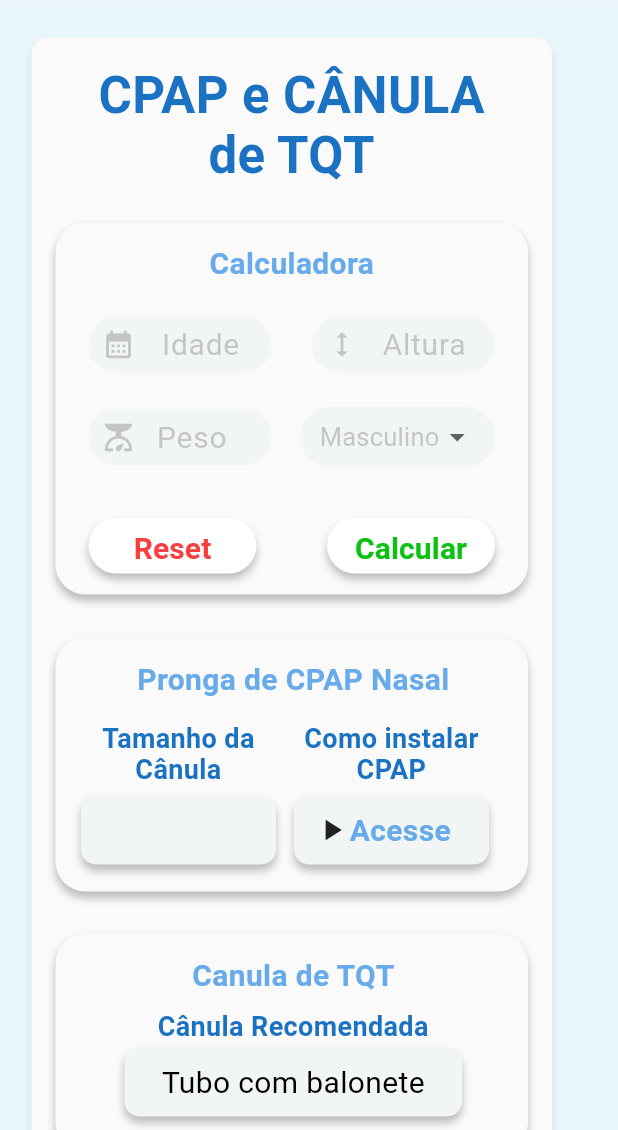
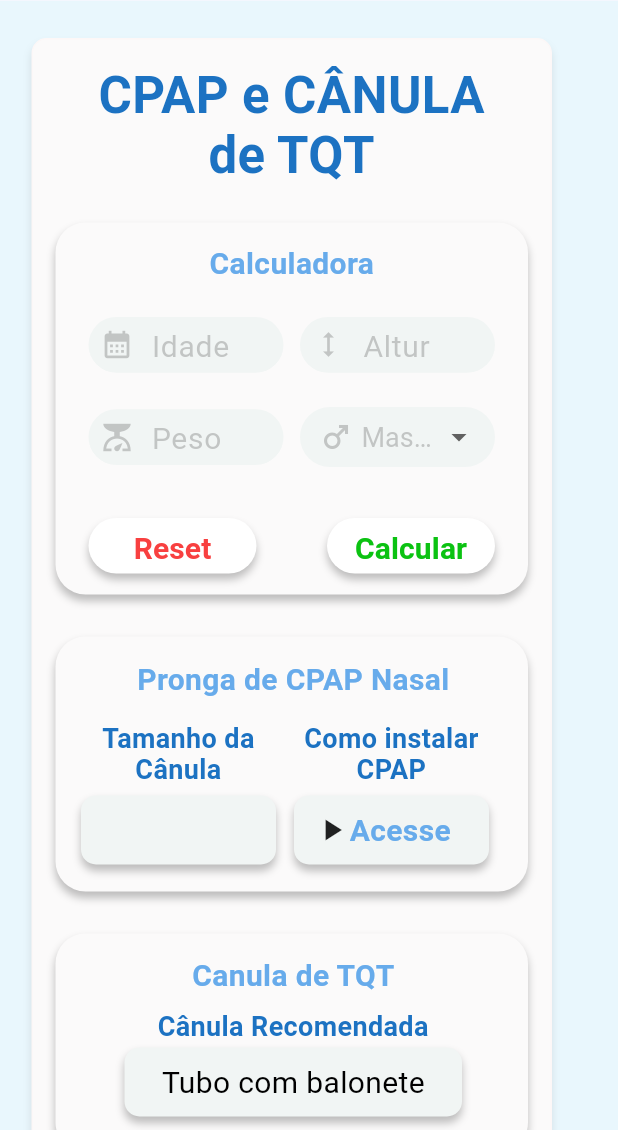
Before and after one commit to lucasvinicius73/airped, a Flutter app: the CpapTqtPage screen opened by its route, after a tap on "Reset", on a phone screen of 412 x 824 dp, the part 106-1236 px from its top. Run offline on Flutter 3.47's test engine with Material 3 defaults, Android fonts, the phone set to English and light mode, and no system bars; our stand-ins replace google_fonts.

Commit message:
ajustando calculadora

```diff
--- a/lib/app_widget.dart
+++ b/lib/app_widget.dart
@@ -2,6 +2,7 @@ import 'package:airped/about/about_page.dart';
 import 'package:airped/canula/canula_page.dart';
 import 'package:airped/cpap_tqt/cpap_tqt.dart';
 import 'package:airped/desconforto_resp/desconforto_resp.dart';
+import 'package:airped/desconforto_resp/desconforto_result_page.dart';
 import 'package:airped/home/home_page.dart';
 import 'package:airped/tot_pf/tot_pf.dart';
 import 'package:airped/volume/volume_corrente.dart';
@@ -37,6 +38,7 @@ class _MyAppState extends State<MyApp> {
         '/cpap_tqt_page': (context) => const CpapTqtPage(),
         '/canula_page': (context) => const CanulaPage(),
         '/desconforto_resp_page': (context) => const DesconfortoRespPage(),
+        '/desconforto_result_page': (context) => const DesconfortoResultPage(),
         '/about': (context) => const AboutPage(),
       },
     );
--- a/lib/calculadora/Widgets/custom_text_form.dart
+++ b/lib/calculadora/Widgets/custom_text_form.dart
@@ -17,18 +17,18 @@ class CustomTextFormCalculadora extends StatelessWidget {
   @override
   Widget build(BuildContext context) {
     return SizedBox(
-      width: 122,
+      width: 130,
       height: 37,
-      child: Center(
       child: TextFormField(
         keyboardType: TextInputType.number,
         controller: controller,
-          textAlign: TextAlign.center,
+        //textAlign: TextAlign.center,
+
         inputFormatters: [
           FilteringTextInputFormatter.digitsOnly,
         ],
         style: const TextStyle(
-            fontSize: 18,
+          fontSize: 20,
           fontFamily: 'Roboto',
           color: Color(0xFF7C7C7C),
           fontWeight: FontWeight.w400,
@@ -37,14 +37,18 @@ class CustomTextFormCalculadora extends StatelessWidget {
         decoration: InputDecoration(
           hintText: hintText,
           suffixText: suffixText,
-            contentPadding:
-                const EdgeInsets.symmetric(vertical: 1, horizontal: 12),
+          contentPadding: const EdgeInsets.only(
+            bottom: 5,
+            top: 2,
+            right: 10,
+          ),
           hintStyle: const TextStyle(
             color: Color(0x667C7C7C),
             fontSize: 20,
             fontFamily: 'Roboto',
             fontWeight: FontWeight.w400,
             height: 0,
+            overflow: TextOverflow.clip,
           ),
           fillColor: const Color(0xFFF1F5F4),
           filled: true,
@@ -53,8 +57,10 @@ class CustomTextFormCalculadora extends StatelessWidget {
             color: const Color(0x667C7C7C),
             size: 22,
           ),
-            prefixIconConstraints:
-                const BoxConstraints(minHeight: 48, minWidth: 40),
+          prefixIconConstraints: const BoxConstraints(
+            minHeight: 48,
+            minWidth: 38,
+          ),
           enabledBorder: UnderlineInputBorder(
             borderRadius: BorderRadius.circular(100),
             borderSide: const BorderSide(color: Color(0xFFF1F5F4), width: 3),
@@ -65,7 +71,6 @@ class CustomTextFormCalculadora extends StatelessWidget {
           ),
         ),
       ),
-      ),
     );
   }
 }
--- a/lib/calculadora/calculadora.dart
+++ b/lib/calculadora/calculadora.dart
@@ -1,4 +1,4 @@
-import 'package:airped/calculadora/Widgets/custom_button.dart';
+import 'package:airped/Widgets/custom_button.dart';
 import 'package:airped/calculadora/calculadora_controller.dart';
 import 'package:airped/calculadora/Widgets/custom_text_form.dart';
 import 'package:flutter/material.dart';
@@ -6,18 +6,18 @@ import 'package:provider/provider.dart';
 
 class Calculadora extends StatelessWidget {
   final Function() onPressed;
+  final Function() onPressedReset;
 
   const Calculadora({
     super.key,
     required this.onPressed,
+    required this.onPressedReset,
   });
 
   @override
   Widget build(BuildContext context) {
     final controller = Provider.of<CalculadoraController>(context);
 
-    List sexos = ['Masculino', 'Feminino'];
-    String sexo = sexos.first;
     return Container(
       padding: const EdgeInsets.only(left: 22, right: 22, bottom: 14, top: 15),
       decoration: ShapeDecoration(
@@ -58,7 +58,7 @@ class Calculadora extends StatelessWidget {
               CustomTextFormCalculadora(
                   controller: controller.altura,
                   hintText: 'Altura',
-                  suffixText: '',
+                  suffixText: 'cm',
                   icon: Icons.height)
             ],
           ),
@@ -74,18 +74,34 @@ class Calculadora extends StatelessWidget {
               Container(
                 width: 130,
                 height: 40,
+                padding: const EdgeInsets.symmetric(horizontal: 12),
                 decoration: ShapeDecoration(
                   color: const Color(0xFFF1F5F4),
                   shape: RoundedRectangleBorder(
                     borderRadius: BorderRadius.circular(100),
                   ),
                 ),
-                child: Center(
+                child: Row(
+                  children: [
+                    Icon(
+                      controller.sexo == 'Masculino'
+                          ? Icons.male
+                          : Icons.female,
+                      color: const Color(0x667C7C7C),
+                    ),
+                    const SizedBox(
+                      width: 5,
+                    ),
+                    SizedBox(
+                      width: 77,
                       child: DropdownButtonHideUnderline(
                         child: DropdownButton(
                           dropdownColor: const Color(0xFFF1F5F4),
-                      value: sexo,
-                      items: sexos.map<DropdownMenuItem<String>>(
+                          value: controller.sexo,
+                          isExpanded: true,
+                          style: const TextStyle(
+                              overflow: TextOverflow.ellipsis, fontSize: 20),
+                          items: controller.sexos.map<DropdownMenuItem<String>>(
                             (value) {
                               return DropdownMenuItem<String>(
                                 value: value,
@@ -93,18 +109,22 @@ class Calculadora extends StatelessWidget {
                                   value,
                                   style: const TextStyle(
                                       color: Color(0x667C7C7C),
-                                fontSize: 17,
+                                      fontSize: 18,
                                       fontFamily: 'Roboto',
                                       fontWeight: FontWeight.w400,
                                       height: 0,
-                              ),
+                                      overflow: TextOverflow.ellipsis),
                                 ),
                               );
                             },
                           ).toList(),
-                      onChanged: (String? value) {},
+                          onChanged: (String? value) {
+                            controller.changeDropDown(value);
+                          },
                         ),
                       ),
+                    ),
+                  ],
                 ),
               ),
             ],
@@ -115,11 +135,7 @@ class Calculadora extends StatelessWidget {
           Row(
             children: [
               CustomButtonCalculadora(
-                onPressed: () {
-                  controller.altura.text = '';
-                  controller.idade.text = '';
-                  controller.peso.text = '';
-                },
+                onPressed: onPressedReset,
                 title: 'Reset',
                 color: const Color(0xFFF84040),
               ),
--- a/lib/calculadora/calculadora_controller.dart
+++ b/lib/calculadora/calculadora_controller.dart
@@ -4,4 +4,19 @@ class CalculadoraController extends ChangeNotifier {
   TextEditingController idade = TextEditingController();
   TextEditingController peso = TextEditingController();
   TextEditingController altura = TextEditingController();
+
+  List sexos = ['Masculino', 'Feminino'];
+  String sexo = 'Masculino';
+
+  changeDropDown(String? value) {
+    sexo = value!;
+    notifyListeners();
+  }
+
+  reset() {
+    idade.text = '';
+    peso.text = '';
+    altura.text = '';
+    notifyListeners();
+  }
 }
--- a/lib/cpap_tqt/cpap_tqt.dart
+++ b/lib/cpap_tqt/cpap_tqt.dart
@@ -3,6 +3,7 @@ import 'package:airped/calculadora/calculadora_controller.dart';
 import 'package:airped/Widgets/custom_app_bar.dart';
 import 'package:airped/Widgets/custom_drawer.dart';
 import 'package:airped/cpap_tqt/cpap_tqt_controller.dart';
+import 'package:airped/widget_keys.dart';
 import 'package:flutter/material.dart';
 import 'package:provider/provider.dart';
 
@@ -61,13 +62,19 @@ class CpapTqtPage extends StatelessWidget {
                         ),
                       )),
                   const SizedBox(height: 25),
-                  Calculadora(onPressed: () {
+                  Calculadora(onPressedReset: () {
+                    calculadoraController.reset();
+                    controller.reset();
+                  }, onPressed: () {
                     if (calculadoraController.idade.text != '' ||
                         calculadoraController.peso.text != '' ||
                         calculadoraController.altura.text != '') {
                       controller.calcularTamCanulaCPAP(
                           calculadoraController.peso.text,
                           calculadoraController.idade.text);
+                      Scrollable.ensureVisible(
+                          WidgetKeys.containerKey.currentContext!,
+                          alignment: BorderSide.strokeAlignCenter);
                     }
                   }),
                   const SizedBox(
@@ -217,6 +224,7 @@ class CpapTqtPage extends StatelessWidget {
                   Container(
                     width: 317,
                     height: 146,
+                    key: WidgetKeys.containerKey,
                     padding: const EdgeInsets.only(
                         left: 17, bottom: 18, right: 15, top: 16),
                     decoration: ShapeDecoration(
--- a/lib/cpap_tqt/cpap_tqt_controller.dart
+++ b/lib/cpap_tqt/cpap_tqt_controller.dart
@@ -27,8 +27,11 @@ class CpapTqtController extends ChangeNotifier {
     notifyListeners();
   }
 
-  calcularTamTQT(String idadeText, String idadeMesText){
+  calcularTamTQT(String idadeText, String idadeMesText) {}
 
-
+  reset() {
+    tamCanulaCPAP = '';
+    canulaTQT = '';
+    notifyListeners();
   }
 }
--- a/lib/main.dart
+++ b/lib/main.dart
@@ -1,6 +1,7 @@
 import 'package:airped/calculadora/calculadora_controller.dart';
 import 'package:airped/app_widget.dart';
 import 'package:airped/cpap_tqt/cpap_tqt_controller.dart';
+import 'package:airped/desconforto_resp/desconforto_controller.dart';
 import 'package:airped/tot_pf/tot_controller.dart';
 import 'package:airped/volume/volume_corrent_controller.dart';
 import 'package:flutter/material.dart';
@@ -13,6 +14,7 @@ void main() {
       ChangeNotifierProvider(create: (_) => VolumeCorrenteController()),
       ChangeNotifierProvider(create: (_) => TotController()),
       ChangeNotifierProvider(create: (_) => CpapTqtController()),
+      ChangeNotifierProvider(create: (_) => DesconfortoController()),
     ],
     child: const MyApp(),
   ));
--- a/lib/volume/Widgets/volume_corrente_result.dart
+++ b/lib/volume/Widgets/volume_corrente_result.dart
@@ -16,7 +16,7 @@ class _VolumeCorrenteResultState extends State<VolumeCorrenteResult> {
     return Column(
       children: [
         Text(
-          "${widget.title}ml/Kg",
+          "${widget.title} ml/Kg",
           style: const TextStyle(
             color: Color(0xFF67ABEB),
             fontSize: 18,
@@ -43,7 +43,7 @@ class _VolumeCorrenteResultState extends State<VolumeCorrenteResult> {
             ],
           ),
           child: Center(
-            child: Text(widget.result == '' ? '' : "${widget.result}ml/Kg"),
+            child: Text(widget.result == '' ? '' : "${widget.result} ml/Kg"),
           ),
         )
       ],
--- a/lib/volume/volume_corrente.dart
+++ b/lib/volume/volume_corrente.dart
@@ -68,6 +68,10 @@ class _VolumeCorrentePageState extends State<VolumeCorrentePage> {
                   ),
                   const SizedBox(height: 17),
                   Calculadora(
+                    onPressedReset: () {
+                      controller.reset();
+                      calculadoraController.reset();
+                    },
                     onPressed: () {
                       if (calculadoraController.idade.text != '' ||
                           calculadoraController.peso.text != '' ||
```
Also changed, not shown: lib/desconforto_resp/Widgets/dropdown_desconforto.dart (renamed from lib/cpap_tqt/Widgets/dropdown_desconforto.dart, +16 -11 lines), lib/desconforto_resp/desconforto_controller.dart (+67 -0 lines), lib/desconforto_resp/desconforto_resp.dart (+72 -78 lines), lib/desconforto_resp/desconforto_result_page.dart (added, +204 -0 lines), lib/home/home_page.dart (+5 -3 lines), lib/tot_pf/tot_controller.dart (+8 -0 lines), lib/tot_pf/tot_pf.dart (+9 -1 lines), lib/volume/volume_corrent_controller.dart (+14 -1 lines), lib/Widgets/custom_button.dart (renamed from lib/calculadora/Widgets/custom_button.dart). Lines whose indentation alone changed are shown as unchanged.
